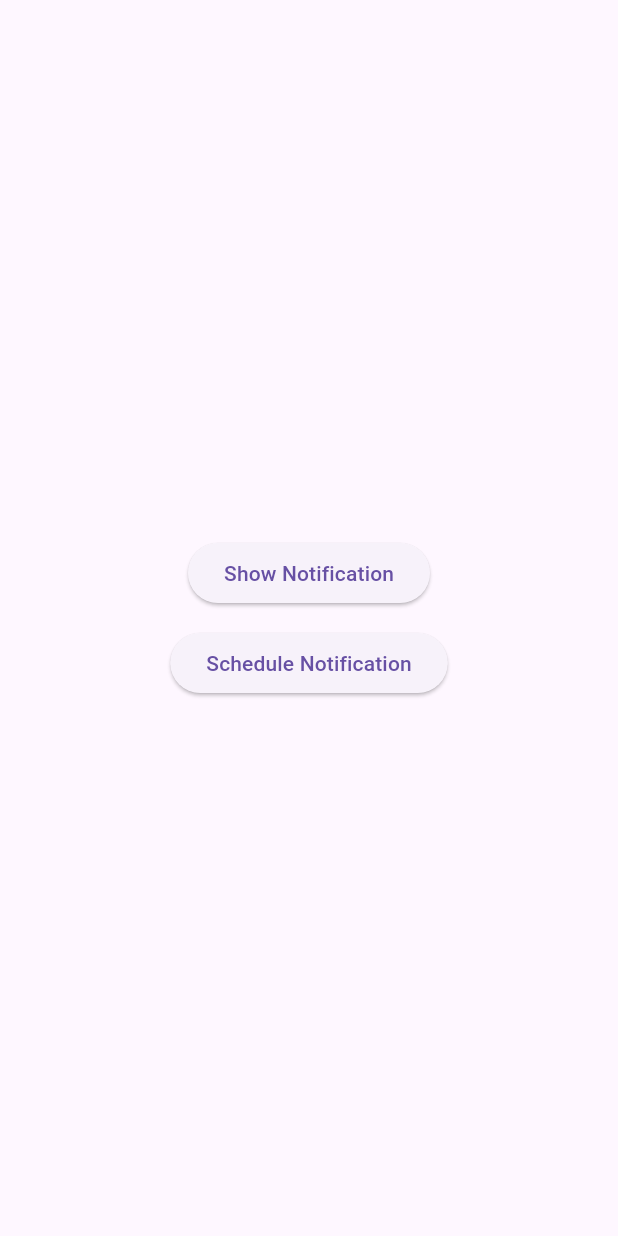
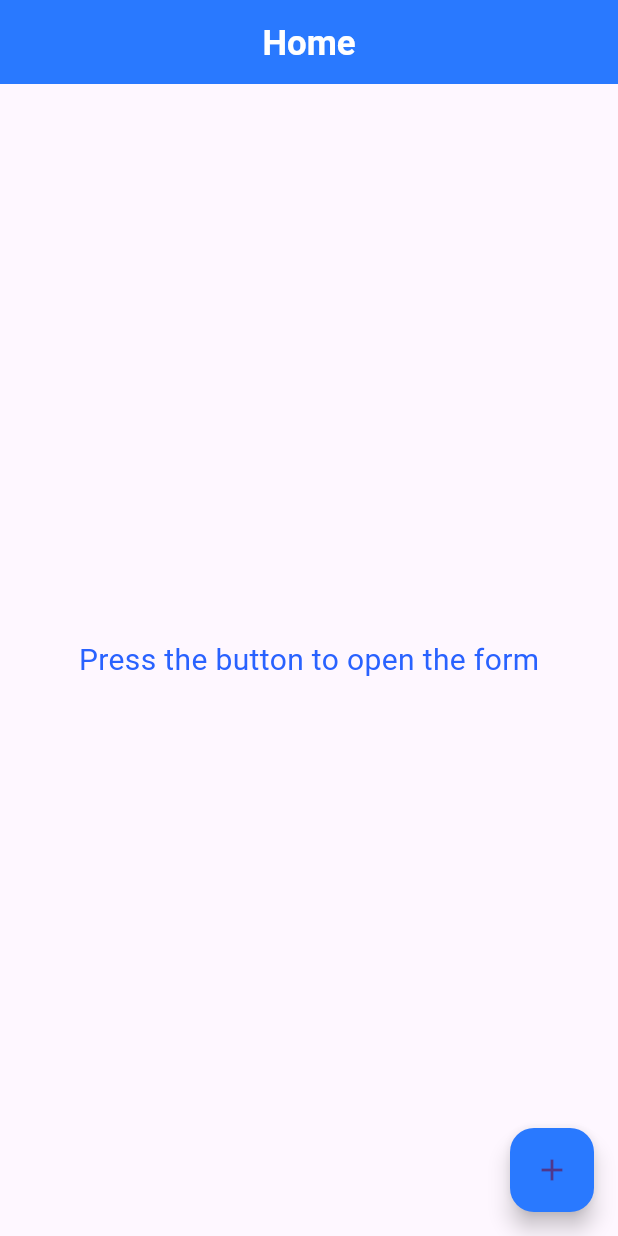
Before and after one commit to AbdoGKash/med_reminde, a Flutter app: the screen it shows after launch, on a phone screen of 412 x 824 dp. Run offline on Flutter 3.47's test engine with Material 3 defaults, Android fonts, the phone set to English and light mode, and no system bars; our stand-ins replace flutter_local_notifications, flutter_screenutil, timezone.

Commit message:
add home screen , some colors , some styels , routing

```diff
--- /dev/null
+++ b/lib/core/routing/routers_name.dart
@@ -0,0 +1,3 @@
+class RoutersName {
+  static const String home = "/home";
+}
--- /dev/null
+++ b/lib/core/theming/colors.dart
@@ -0,0 +1,14 @@
+import 'package:flutter/material.dart';
+
+class ColorsManager {
+  static Color primary = const Color(0xFF2979FF);
+  static Color primary2 = const Color(0xFFE3F2FD);
+  static Color primary3 = const Color(0xFF82B1FF);
+  static Color white = const Color(0xffFFFFFF);
+  static Color black = const Color(0xff000000);
+  static Color error = const Color(0xffe61f34);
+  static Color darkGrey = const Color(0xff525252);
+  static Color grey = const Color(0xff737477);
+  static Color ligtherGrey = const Color.fromARGB(255, 231, 233, 240);
+  static Color red = const Color.fromARGB(255, 209, 8, 8);
+}
--- /dev/null
+++ b/lib/core/theming/text_styel.dart
@@ -0,0 +1,85 @@
+import 'package:flutter/material.dart';
+import 'package:flutter_screenutil/flutter_screenutil.dart';
+
+import 'colors.dart';
+
+class TextStyles {
+  static TextStyle font24BlackBold = TextStyle(
+    fontSize: 24.sp,
+    fontWeight: FontWeight.bold,
+    color: ColorsManager.grey,
+  );
+  static TextStyle font24WhiteBold = TextStyle(
+    fontSize: 24.sp,
+    fontWeight: FontWeight.bold,
+    color: ColorsManager.white,
+  );
+  static TextStyle font24primaryBold = TextStyle(
+    fontSize: 24.sp,
+    fontWeight: FontWeight.bold,
+    color: ColorsManager.primary,
+  );
+
+  static TextStyle font32primaryBold = TextStyle(
+    fontSize: 24.sp,
+    fontWeight: FontWeight.bold,
+    color: ColorsManager.primary,
+  );
+
+  static TextStyle font13primary300 = TextStyle(
+    fontSize: 13.sp,
+    fontWeight: FontWeight.w300,
+    color: ColorsManager.primary,
+  );
+  static TextStyle font18primaryBold = TextStyle(
+    fontSize: 18.sp,
+    fontWeight: FontWeight.bold,
+    color: ColorsManager.primary,
+  );
+  static TextStyle font13BlackBold = TextStyle(
+    fontSize: 13.sp,
+    fontWeight: FontWeight.bold,
+    color: ColorsManager.black,
+  );
+  static TextStyle font13GreykW300 = TextStyle(
+    fontSize: 13.sp,
+    fontWeight: FontWeight.w300,
+    color: ColorsManager.grey,
+  );
+  static TextStyle font14Gray200 = TextStyle(
+    fontSize: 14.sp,
+    fontWeight: FontWeight.w200,
+    color: ColorsManager.grey,
+  );
+  static TextStyle font14WhiteSemiBold = TextStyle(
+    fontSize: 14.sp,
+    fontWeight: FontWeight.w800,
+    color: ColorsManager.white,
+  );
+  static TextStyle font16WhiteSemiBold = TextStyle(
+    fontSize: 16.sp,
+    fontWeight: FontWeight.w800,
+    color: ColorsManager.white,
+  );
+
+  static TextStyle font20WhiteBold = TextStyle(
+    fontSize: 20.sp,
+    fontWeight: FontWeight.bold,
+    color: ColorsManager.white,
+  );
+  static TextStyle font16RedBold = TextStyle(
+    fontSize: 16.sp,
+    fontWeight: FontWeight.bold,
+    color: ColorsManager.red,
+  );
+  static TextStyle font20BlackBold = TextStyle(
+    fontSize: 20.sp,
+    fontWeight: FontWeight.bold,
+    color: ColorsManager.grey,
+  );
+  static TextStyle font20PrimaryBold = TextStyle(
+    fontSize: 20.sp,
+    fontWeight: FontWeight.bold,
+    color: ColorsManager.primary,
+  );
+}
--- /dev/null
+++ b/lib/features/home/view/home.dart
@@ -0,0 +1,37 @@
+import 'package:flutter/material.dart';
+import 'package:med_reminder/core/theming/colors.dart';
+import 'package:med_reminder/core/theming/text_styel.dart';
+import 'package:med_reminder/features/home/view/widgets/open_dialog.dart';
+
+// ignore: must_be_immutable
+class Home extends StatelessWidget {
+  const Home({super.key});
+  @override
+  Widget build(BuildContext context) {
+    return Scaffold(
+      appBar: AppBar(
+        title: Text(
+          'Home',
+          style: TextStyles.font24WhiteBold,
+        ),
+        centerTitle: true,
+        backgroundColor: ColorsManager.primary,
+      ),
+      body: Center(
+        child: Text(
+          'Press the button to open the form',
+          style: TextStyle(fontSize: 20, color: Colors.blueAccent[700]),
+        ),
+      ),
+      floatingActionButton: FloatingActionButton(
+        backgroundColor: ColorsManager.primary,
+        child: const Icon(Icons.add),
+        onPressed: () => showDialog(
+            context: context,
+            builder: (BuildContext context) {
+              return OpenDialog();
+            }),
+      ),
+    );
+  }
+}
--- a/lib/main.dart
+++ b/lib/main.dart
@@ -1,12 +1,14 @@
 import 'package:flutter/material.dart';
+import 'package:med_reminder/features/home/view/home.dart';
 
 import 'notification/notification.dart';
 import 'package:timezone/data/latest.dart' as tz;
+import 'package:flutter_screenutil/flutter_screenutil.dart';
 
 void main() async {
-  WidgetsFlutterBinding.ensureInitialized();
-  await NotificationService.init();
-  tz.initializeTimeZones();
+  //WidgetsFlutterBinding.ensureInitialized();
+  //await NotificationService.init();
+//  tz.initializeTimeZones();
 
   runApp(const MyApp());
 }
@@ -16,21 +18,25 @@ class MyApp extends StatelessWidget {
 
   @override
   Widget build(BuildContext context) {
-    return MaterialApp(
-      debugShowCheckedModeBanner: false,
-      home: const Home(),
+    return ScreenUtilInit(
+      designSize: const Size(393, 852), // for figma
+      minTextAdapt: true,
+      child: MaterialApp(
+        debugShowCheckedModeBanner: false,
+        home: Home(),
+      ),
     );
   }
 }
 
-class Home extends StatefulWidget {
-  const Home({super.key});
+class Homee extends StatefulWidget {
+  const Homee({super.key});
 
   @override
-  State<Home> createState() => _HomeState();
+  State<Homee> createState() => _HomeState();
 }
 
-class _HomeState extends State<Home> {
+class _HomeState extends State<Homee> {
   @override
   Widget build(BuildContext context) {
     return Scaffold(
--- a/pubspec.yaml
+++ b/pubspec.yaml
@@ -39,6 +39,7 @@ dependencies:
   timezone: ^0.9.4
   image_picker: ^1.1.2
   flutter_native_splash: ^2.4.1
+  flutter_screenutil: ^5.9.3
 
 dev_dependencies:
   flutter_test:
```
Also changed, not shown: lib/core/routing/app_router.dart (added, +23 -0 lines), lib/features/home/view/widgets/build_form_field.dart (added, +31 -0 lines), lib/features/home/view/widgets/open_dialog.dart (added, +57 -0 lines), pubspec.lock.
